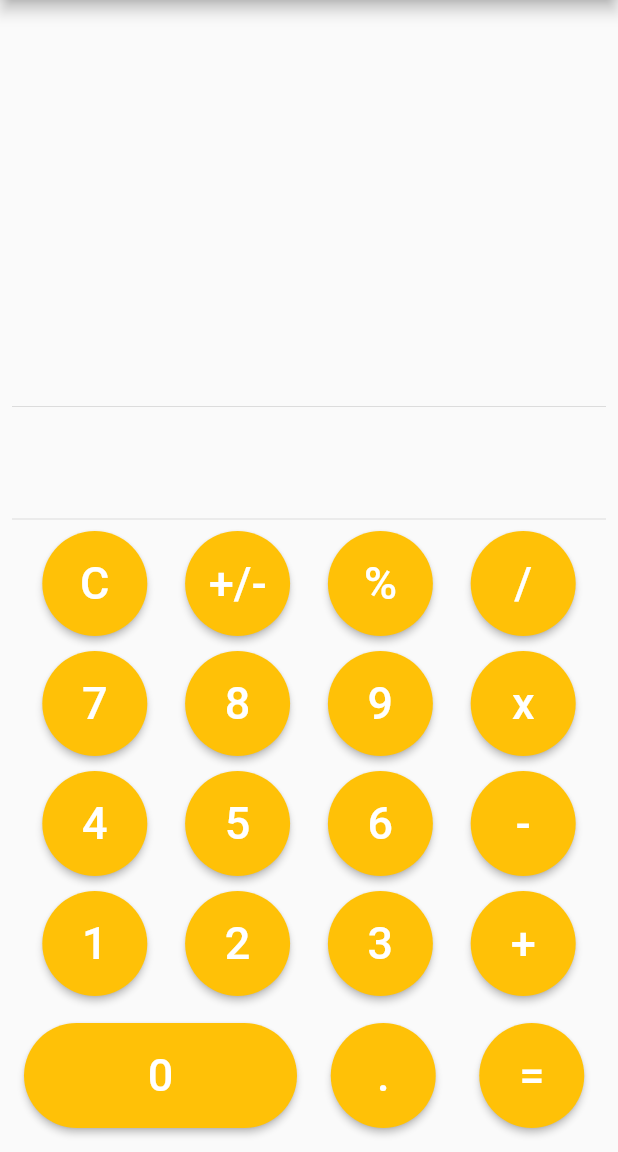
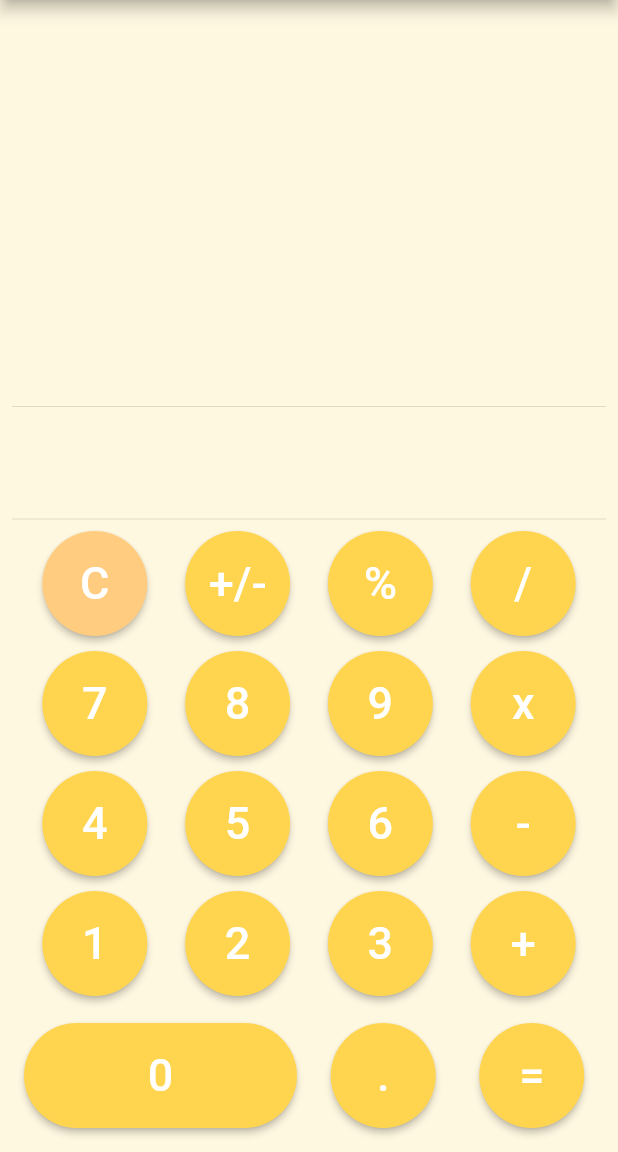
Before and after one commit to thoratharsh/Flutter_Calculator, a Flutter app: the screen it shows after launch, on a phone screen of 412 x 824 dp, the part 84-1236 px from its top. Run offline on Flutter 3.47's test engine with Material 2 defaults, Android fonts, the phone set to English and light mode, and no system bars; missing offline and left inert: function_tree.

Commit message:
removed redundant code

```diff
--- a/lib/homepage.dart
+++ b/lib/homepage.dart
@@ -1,5 +1,4 @@
 import 'package:flutter/material.dart';
-import 'package:math_expressions/math_expressions.dart';
 import 'package:function_tree/function_tree.dart';
 
 class HomePage extends StatefulWidget {
@@ -15,6 +14,7 @@ class _HomePageState extends State<HomePage> {
   @override
   Widget build(BuildContext context) {
     return Scaffold(
+      backgroundColor: Colors.amber[50]!,
       appBar: AppBar(
         title: const Text('My Calculator'),
         backgroundColor: Colors.black,
@@ -54,40 +54,40 @@ class _HomePageState extends State<HomePage> {
             Row(
               mainAxisAlignment: MainAxisAlignment.spaceEvenly,
               children: [
-                numButton('C', Colors.amber, Colors.white),
-                numButton('+/-', Colors.amber, Colors.white),
-                numButton('%', Colors.amber, Colors.white),
-                numButton('/', Colors.amber, Colors.white)
+                numButton('C', Colors.orange[200]!, Colors.white),
+                numButton('+/-', Colors.amber[300]!, Colors.white),
+                numButton('%', Colors.amber[300]!, Colors.white),
+                numButton('/', Colors.amber[300]!, Colors.white)
               ],
             ),
             const SizedBox(height: 10),
             Row(
               mainAxisAlignment: MainAxisAlignment.spaceEvenly,
               children: [
-                numButton('7', Colors.amber, Colors.white),
-                numButton('8', Colors.amber, Colors.white),
-                numButton('9', Colors.amber, Colors.white),
-                numButton('x', Colors.amber, Colors.white)
+                numButton('7', Colors.amber[300]!, Colors.white),
+                numButton('8', Colors.amber[300]!, Colors.white),
+                numButton('9', Colors.amber[300]!, Colors.white),
+                numButton('x', Colors.amber[300]!, Colors.white)
               ],
             ),
             const SizedBox(height: 10),
             Row(
               mainAxisAlignment: MainAxisAlignment.spaceEvenly,
               children: [
-                numButton('4', Colors.amber, Colors.white),
-                numButton('5', Colors.amber, Colors.white),
-                numButton('6', Colors.amber, Colors.white),
-                numButton('-', Colors.amber, Colors.white)
+                numButton('4', Colors.amber[300]!, Colors.white),
+                numButton('5', Colors.amber[300]!, Colors.white),
+                numButton('6', Colors.amber[300]!, Colors.white),
+                numButton('-', Colors.amber[300]!, Colors.white)
               ],
             ),
             const SizedBox(height: 10),
             Row(
               mainAxisAlignment: MainAxisAlignment.spaceEvenly,
               children: [
-                numButton('1', Colors.amber, Colors.white),
-                numButton('2', Colors.amber, Colors.white),
-                numButton('3', Colors.amber, Colors.white),
-                numButton('+', Colors.amber, Colors.white)
+                numButton('1', Colors.amber[300]!, Colors.white),
+                numButton('2', Colors.amber[300]!, Colors.white),
+                numButton('3', Colors.amber[300]!, Colors.white),
+                numButton('+', Colors.amber[300]!, Colors.white)
               ],
             ),
             const SizedBox(height: 10),
@@ -98,16 +98,16 @@ class _HomePageState extends State<HomePage> {
                   flex: 2,
                   child: Padding(
                     padding: const EdgeInsets.all(8.0),
-                    child: numZeroButton('0', Colors.pink, Colors.white),
+                    child: numZeroButton('0', Colors.amber[300]!, Colors.white),
                   ),
                 ),
                 Expanded(
                   flex: 1,
-                  child: numButton('.', Colors.amber, Colors.white),
+                  child: numButton('.', Colors.amber[300]!, Colors.white),
                 ),
                 Expanded(
                   flex: 1,
-                  child: numButton('=', Colors.amber, Colors.white),
+                  child: numButton('=', Colors.amber[300]!, Colors.white),
                 ),
               ],
             )
@@ -146,7 +146,7 @@ class _HomePageState extends State<HomePage> {
       style: ElevatedButton.styleFrom(
         fixedSize: const Size(120, 70),
         shape: const StadiumBorder(),
-        primary: Colors.amber,
+        primary: backgroundColor,
       ),
     );
   }
@@ -185,11 +185,6 @@ class _HomePageState extends State<HomePage> {
     }
 
     if (buttonText == "=") {
-      //calculate result
-
-      //Parser p = Parser();
-      //Expression exp = p.parse("1+1-6");
-      //expressionResultTemp = exp.simplify().toString();
       var newExpression = expressionText.replaceAll("x", "*");
       if (resultTextLastChar == '.' ||
           resultTextLastChar == "/" ||
```
